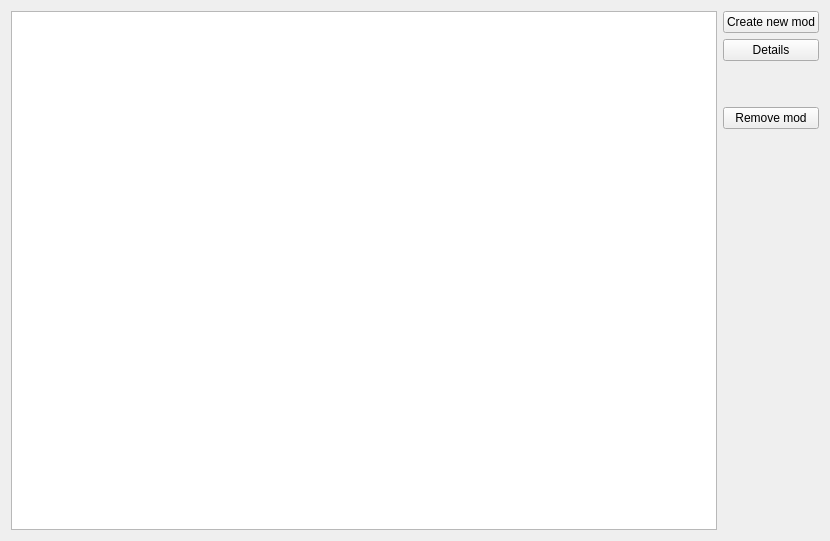
Above: src/ui/skeletons/form_own_mod_table.ui from 132nd-etcher/EASI before the change. Below: the same form after it.
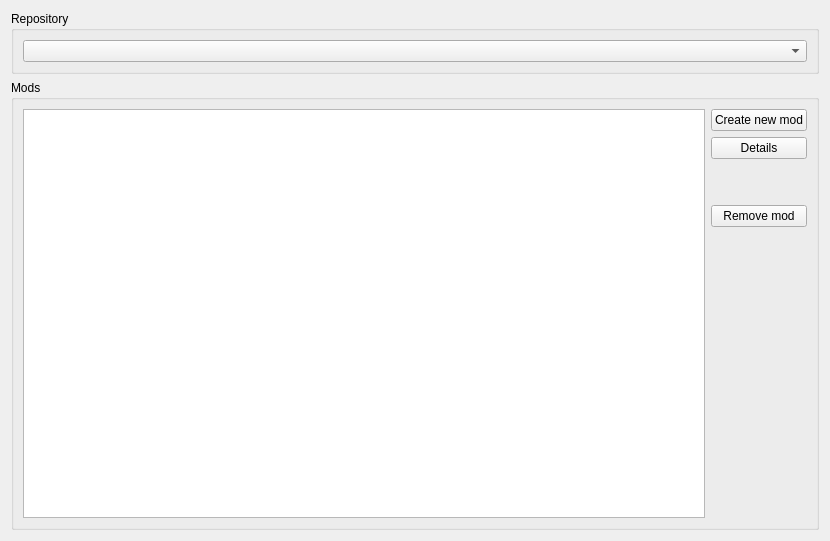
That is the form after the change.

Commit message: change mod table layout

Patch:
```diff
--- a/src/ui/skeletons/form_own_mod_table.ui
+++ b/src/ui/skeletons/form_own_mod_table.ui
@@ -13,6 +13,24 @@
   <property name="windowTitle">
    <string>Form</string>
   </property>
+  <layout class="QVBoxLayout" name="verticalLayout_2">
+   <item>
+    <widget class="QGroupBox" name="groupBox">
+     <property name="title">
+      <string>Repository</string>
+     </property>
+     <layout class="QVBoxLayout" name="verticalLayout_3">
+      <item>
+       <widget class="QComboBox" name="combo_repo"/>
+      </item>
+     </layout>
+    </widget>
+   </item>
+   <item>
+    <widget class="QGroupBox" name="groupBox_2">
+     <property name="title">
+      <string>Mods</string>
+     </property>
   <layout class="QHBoxLayout" name="horizontalLayout">
    <item>
     <widget class="QTableView" name="table"/>
@@ -70,6 +88,9 @@
       </spacer>
      </item>
     </layout>
+      </item>
+     </layout>
+    </widget>
    </item>
   </layout>
  </widget>
```
Lines whose indentation alone changed are shown as unchanged. The commit also changes 1 other file.
